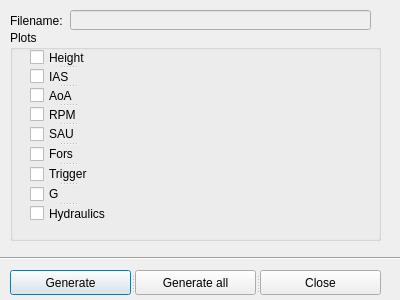
First picture: the form in dialog.ui, repository laxentis/pySARPP, before the edit.
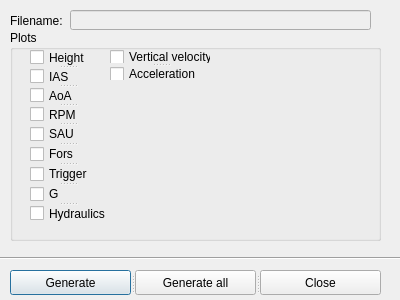
Second picture: the form after the edit.

What changed in the file:
```diff
--- a/dialog.ui
+++ b/dialog.ui
@@ -125,6 +125,29 @@
      </property>
     </widget>
    </widget>
+   <widget class="QSplitter" name="splitter_2">
+    <property name="geometry">
+     <rect>
+      <x>100</x>
+      <y>20</y>
+      <width>101</width>
+      <height>31</height>
+     </rect>
+    </property>
+    <property name="orientation">
+     <enum>Qt::Vertical</enum>
+    </property>
+    <widget class="QCheckBox" name="vertv">
+     <property name="text">
+      <string>Vertical velocity</string>
+     </property>
+    </widget>
+    <widget class="QCheckBox" name="acceleration">
+     <property name="text">
+      <string>Acceleration</string>
+     </property>
+    </widget>
+   </widget>
   </widget>
   <widget class="QSplitter" name="splitter">
    <property name="geometry">
```
